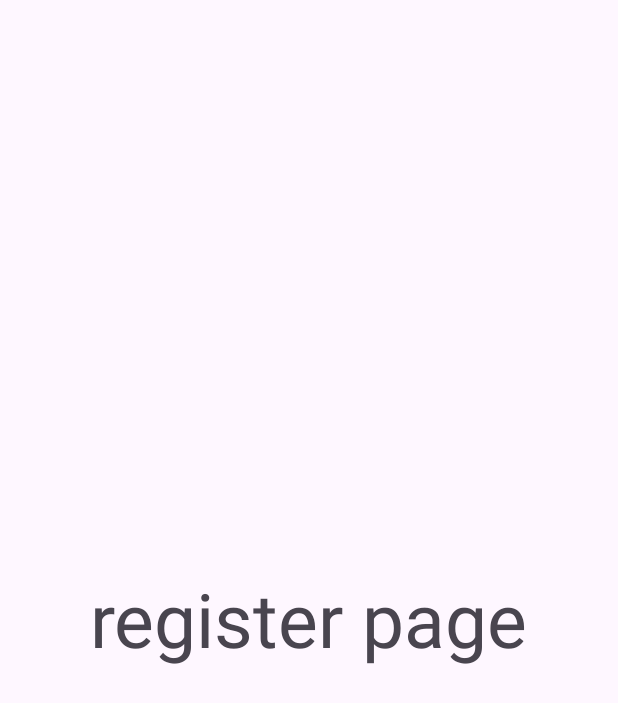
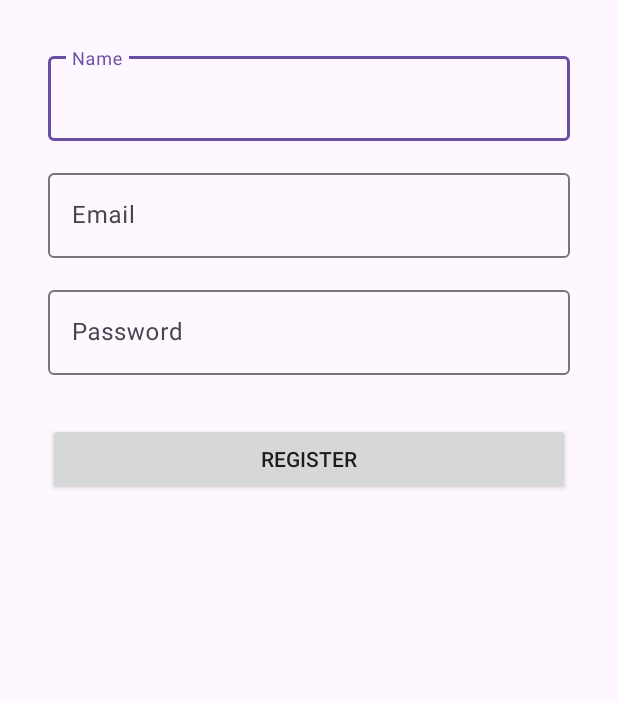
Before and after one commit to dsfaewf/ICCAS, an Android app: the RegisterActivity screen opened directly, with no data from a screen before it, on a phone screen of 412 x 824 dp. Shown: the top 703 px of the screen. Run offline under Robolectric (Android 15) with nearby library versions, the phone set to English and light mode, and no system bars; our stand-ins replace Firebase (no records; nobody signed in at launch, a user with empty details on screens opened directly).

Commit message:
1.RegisterActivity에 회원가입 기능 추가 2.RegisterXml 구현 - Name은 만들긴 했는데 제공되는 기능상 쓸 수가 없을듯... 3. DB에 UID별로 나눠서 저장하는거랑 Entry에 date도 함께 저장하도록 추가

```diff
--- a/app/build.gradle.kts
+++ b/app/build.gradle.kts
@@ -41,7 +41,7 @@ dependencies {
     // Add the dependency for the Realtime Database library
     // When using the BoM, you don't specify versions in Firebase library dependencies
     implementation("com.google.firebase:firebase-database-ktx")
-
+    implementation("com.google.firebase:firebase-auth-ktx") //비밀번호 인증
     implementation(platform("com.google.firebase:firebase-bom:33.0.0"))
     implementation("com.google.firebase:firebase-analytics")
     implementation(libs.appcompat)
--- a/app/src/main/java/com/example/testfolder/Diary_write_UI.kt
+++ b/app/src/main/java/com/example/testfolder/Diary_write_UI.kt
@@ -7,6 +7,7 @@ import android.widget.Button
 import android.widget.EditText
 import android.widget.TextView
 import androidx.appcompat.app.AppCompatActivity
+import com.google.firebase.auth.FirebaseAuth
 import com.google.firebase.database.DatabaseReference
 import com.google.firebase.database.FirebaseDatabase
 import java.text.SimpleDateFormat
@@ -14,6 +15,7 @@ import java.util.*
 
 class Diary_write_UI : AppCompatActivity() {
     private lateinit var databaseReference: DatabaseReference
+    private lateinit var auth: FirebaseAuth
 
     override fun onCreate(savedInstanceState: Bundle?) {
         super.onCreate(savedInstanceState)
@@ -26,6 +28,8 @@ class Diary_write_UI : AppCompatActivity() {
 
         // Firebase 데이터베이스 루트 참조 가져오기
         databaseReference = FirebaseDatabase.getInstance().reference.child("diaries")
+        // Firebase 인증 가져오기
+        auth = FirebaseAuth.getInstance()
 
         // Save 버튼 클릭 시 날짜 표시
         saveButton.setOnClickListener {
@@ -36,7 +40,16 @@ class Diary_write_UI : AppCompatActivity() {
 
             // 일기 내용을 Firebase 데이터베이스에 업로드
             val diaryContent = diaryEditText.text.toString()
-            databaseReference.push().setValue(diaryContent)
+            // 현재 로그인된 사용자의 UID 가져오기
+            val currentUser = auth.currentUser
+            val userId = currentUser?.uid
+            // 사용자별로 데이터 저장하기
+            userId?.let {
+                val userDiaryRef = databaseReference.child(it)
+                // 날짜와 일기 내용 함께 저장
+                val diaryEntry = DiaryEntry(currentDate, diaryContent)
+                userDiaryRef.push().setValue(diaryEntry)
+            }
         }
 
         // 텍스트 입력 수를 표시
@@ -56,4 +69,7 @@ class Diary_write_UI : AppCompatActivity() {
         val dateFormat = SimpleDateFormat("yyyy/MM/dd", Locale.getDefault())
         return dateFormat.format(calendar.time)
     }
+
+    // 일기 내용과 함께 저장할 데이터 클래스
+    data class DiaryEntry(val date: String, val content: String)
 }
--- a/app/src/main/java/com/example/testfolder/RegisterActivity.kt
+++ b/app/src/main/java/com/example/testfolder/RegisterActivity.kt
@@ -1,20 +1,46 @@
 package com.example.testfolder
 
+import android.content.Intent
 import android.os.Bundle
-import androidx.activity.enableEdgeToEdge
+import android.widget.Button
+import android.widget.Toast
 import androidx.appcompat.app.AppCompatActivity
-import androidx.core.view.ViewCompat
-import androidx.core.view.WindowInsetsCompat
+import com.google.android.material.textfield.TextInputEditText
+import com.google.firebase.Firebase
+import com.google.firebase.auth.FirebaseAuth
+import com.google.firebase.auth.auth
 
 class RegisterActivity : AppCompatActivity() {
+
+    private lateinit var auth: FirebaseAuth
+
     override fun onCreate(savedInstanceState: Bundle?) {
+        auth = Firebase.auth
+
         super.onCreate(savedInstanceState)
-        enableEdgeToEdge()
         setContentView(R.layout.activity_register)
-        ViewCompat.setOnApplyWindowInsetsListener(findViewById(R.id.main)) { v, insets ->
-            val systemBars = insets.getInsets(WindowInsetsCompat.Type.systemBars())
-            v.setPadding(systemBars.left, systemBars.top, systemBars.right, systemBars.bottom)
-            insets
+
+        val inputName = findViewById<TextInputEditText>(R.id.input_name)
+        val inputEmail = findViewById<TextInputEditText>(R.id.input_email)
+        val inputPassword = findViewById<TextInputEditText>(R.id.input_pw)
+        val registerBtn = findViewById<Button>(R.id.register_btn)
+
+        registerBtn.setOnClickListener {
+            // 회원가입 로직을 여기에 추가
+            // 여기에 회원가입 로직을 구현
+            // 회원가입이 성공하면 LoginActivity로 돌아가도록 한다.
+            val intent = Intent(this, LoginActivity::class.java)
+            startActivity(intent)
+            finish() // 현재 RegisterActivity 종료
+
+            auth.createUserWithEmailAndPassword(inputEmail.text.toString(),  inputPassword.text.toString())
+                .addOnCompleteListener(this) { task ->
+                    if (task.isSuccessful) {
+                        Toast.makeText(this,"Success", Toast.LENGTH_LONG).show()
+                    } else {
+                        Toast.makeText(this,"Failed", Toast.LENGTH_LONG).show()
+                    }
+                }
         }
     }
 }
--- a/app/src/main/res/layout/activity_register.xml
+++ b/app/src/main/res/layout/activity_register.xml
@@ -7,28 +7,71 @@
     android:layout_height="match_parent"
     tools:context=".RegisterActivity">
 
-    <androidx.constraintlayout.widget.ConstraintLayout
-        android:layout_width="match_parent"
-        android:layout_height="match_parent"
-        tools:layout_editor_absoluteX="52dp"
-        tools:layout_editor_absoluteY="-188dp">
+    <com.google.android.material.textfield.TextInputLayout
+        android:id="@+id/textInputLayoutName"
+        android:layout_width="0dp"
+        android:layout_height="wrap_content"
+        android:layout_marginStart="32dp"
+        android:layout_marginTop="32dp"
+        android:layout_marginEnd="32dp"
+        app:layout_constraintEnd_toEndOf="parent"
+        app:layout_constraintStart_toStartOf="parent"
+        app:layout_constraintTop_toTopOf="parent">
 
-        <LinearLayout
-            android:layout_width="wrap_content"
+        <com.google.android.material.textfield.TextInputEditText
+            android:id="@+id/input_name"
+            android:layout_width="match_parent"
             android:layout_height="wrap_content"
-            android:orientation="vertical"
-            app:layout_constraintBottom_toBottomOf="parent"
-            app:layout_constraintEnd_toEndOf="parent"
-            app:layout_constraintStart_toStartOf="parent"
-            app:layout_constraintTop_toTopOf="parent">
+            android:hint="Name" />
+    </com.google.android.material.textfield.TextInputLayout>
 
-            <TextView
-                android:id="@+id/textView5"
-                android:layout_width="wrap_content"
-                android:layout_height="wrap_content"
-                android:text="register page"
-                android:textSize="50dp" />
-        </LinearLayout>
+    <com.google.android.material.textfield.TextInputLayout
+        android:id="@+id/textInputLayoutEmail"
+        android:layout_width="0dp"
+        android:layout_height="wrap_content"
+        android:layout_marginStart="32dp"
+        android:layout_marginTop="16dp"
+        android:layout_marginEnd="32dp"
+        app:layout_constraintEnd_toEndOf="parent"
+        app:layout_constraintStart_toStartOf="parent"
+        app:layout_constraintTop_toBottomOf="@+id/textInputLayoutName">
 
-    </androidx.constraintlayout.widget.ConstraintLayout>
+        <com.google.android.material.textfield.TextInputEditText
+            android:id="@+id/input_email"
+            android:layout_width="match_parent"
+            android:layout_height="wrap_content"
+            android:hint="Email" />
+    </com.google.android.material.textfield.TextInputLayout>
+
+    <com.google.android.material.textfield.TextInputLayout
+        android:id="@+id/textInputLayoutPassword"
+        android:layout_width="0dp"
+        android:layout_height="wrap_content"
+        android:layout_marginStart="32dp"
+        android:layout_marginTop="16dp"
+        android:layout_marginEnd="32dp"
+        app:layout_constraintEnd_toEndOf="parent"
+        app:layout_constraintStart_toStartOf="parent"
+        app:layout_constraintTop_toBottomOf="@+id/textInputLayoutEmail">
+
+        <com.google.android.material.textfield.TextInputEditText
+            android:id="@+id/input_pw"
+            android:layout_width="match_parent"
+            android:layout_height="wrap_content"
+            android:hint="Password"
+            android:inputType="textPassword" />
+    </com.google.android.material.textfield.TextInputLayout>
+
+    <androidx.appcompat.widget.AppCompatButton
+        android:id="@+id/register_btn"
+        android:layout_width="0dp"
+        android:layout_height="wrap_content"
+        android:layout_marginStart="32dp"
+        android:layout_marginTop="32dp"
+        android:layout_marginEnd="32dp"
+        android:text="Register"
+        app:layout_constraintEnd_toEndOf="parent"
+        app:layout_constraintStart_toStartOf="parent"
+        app:layout_constraintTop_toBottomOf="@+id/textInputLayoutPassword" />
+
 </androidx.constraintlayout.widget.ConstraintLayout>
```
